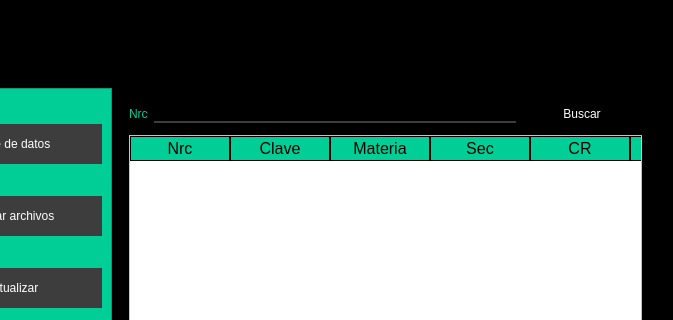
This is app/mainwindow.ui in Eduardosscc21/ScheduleGo as Qt 5 draws it before an edit; both pictures show x 108 to 781 and y 0 to 320 of the 781 by 581 pixel window. The edited form follows.
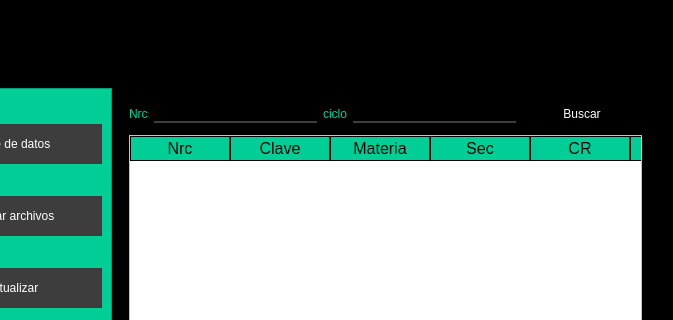
This is the edited form. The open tabs and pages were chosen to show the change. Icons and pictures are not drawn.

Patch:
```diff
--- a/app/mainwindow.ui
+++ b/app/mainwindow.ui
@@ -852,20 +852,30 @@
                 </layout>
                </widget>
                <widget class="QWidget" name="page_choque_materias">
-                <layout class="QGridLayout" name="gridLayout_5">
+                <layout class="QGridLayout" name="gridLayout_11">
                  <item row="0" column="0">
-                  <layout class="QHBoxLayout" name="horizontalLayout_12">
-                   <item>
+                  <layout class="QGridLayout" name="gridLayout_5">
+                   <item row="0" column="0">
                     <widget class="QLabel" name="nrc_choque_materias">
                      <property name="text">
                       <string>Nrc</string>
                      </property>
                     </widget>
                    </item>
-                   <item>
+                   <item row="0" column="1">
                     <widget class="QLineEdit" name="materia_choque"/>
                    </item>
-                   <item>
+                   <item row="0" column="2">
+                    <widget class="QLabel" name="nrc_choque_materias_2">
+                     <property name="text">
+                      <string>ciclo</string>
+                     </property>
+                    </widget>
+                   </item>
+                   <item row="0" column="3">
+                    <widget class="QLineEdit" name="materia_choque_2"/>
+                   </item>
+                   <item row="0" column="4">
                     <widget class="QPushButton" name="signal_choque_materias">
                      <property name="minimumSize">
                       <size>
```
